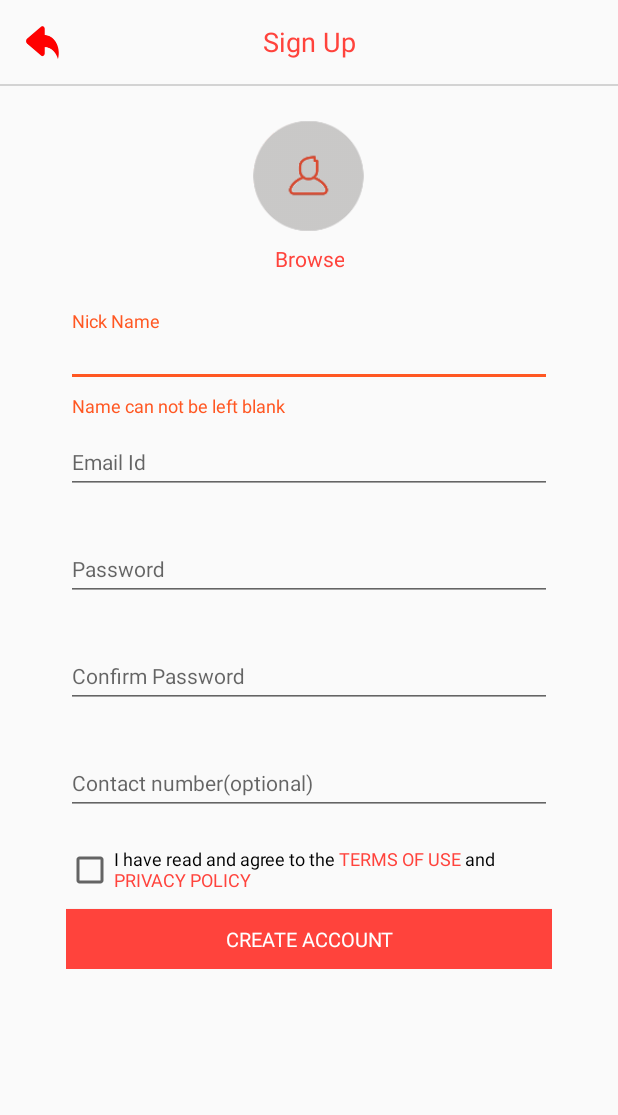
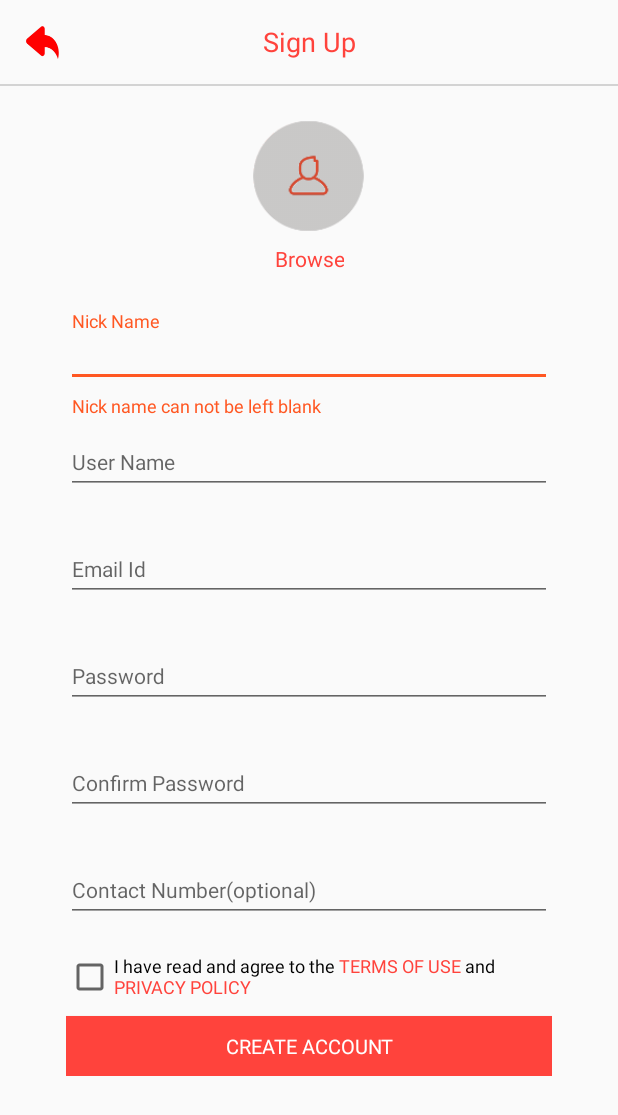
Before and after one commit to kshitizNandan/secreto, an Android app: the SignUpActivity screen opened directly, with no data from a screen before it, after a tap on "CREATE ACCOUNT", on a phone screen of 412 x 824 dp. Shown: the top 1115 px of the screen. Run offline under Robolectric (Android 15) with nearby library versions, the phone set to English and light mode, and no system bars; our stand-ins replace ButterKnife, Volley; libraries missing offline, so code that uses them is left out: com.theartofdev.edmodo; network calls fail; pictures from the network do not load.

Commit message:
Merge branch 'master' of https://github.com/kshitizNandan/secreto
# Conflicts:
#	Secreto/app/src/main/java/com/secreto/data/DataManager.java

```diff
--- a/Secreto/app/src/main/AndroidManifest.xml
+++ b/Secreto/app/src/main/AndroidManifest.xml
@@ -78,7 +78,7 @@
             android:name=".activities.SignUpActivity"
             android:screenOrientation="portrait"
             android:theme="@style/AppTheme.NoActionBar"
-            android:windowSoftInputMode="adjustPan|stateHidden" />
+            android:windowSoftInputMode="adjustResize|stateHidden" />
         <activity
             android:name=".activities.LoginActivity"
             android:screenOrientation="portrait"
@@ -103,7 +103,7 @@
             android:name=".activities.CreateMessageActivity"
             android:screenOrientation="portrait"
             android:theme="@style/AppTheme.NoActionBar"
-            android:windowSoftInputMode="stateHidden"></activity>
+            android:windowSoftInputMode="stateHidden" />
     </application>
 
 </manifest>
--- a/Secreto/app/src/main/java/com/secreto/activities/CreateMessageActivity.java
+++ b/Secreto/app/src/main/java/com/secreto/activities/CreateMessageActivity.java
@@ -73,7 +73,7 @@ public class CreateMessageActivity extends BaseActivityWithActionBar {
         } else {
             if (Common.isOnline(this)) {
                 progressDialog.show();
-                String userId = "";
+                String userId = "79";
                 String messageClue = "";
                 DataManager.getInstance().sendMessage(userId, message, messageClue, new ResultListenerNG<BaseResponse>() {
                     @Override
--- a/Secreto/app/src/main/java/com/secreto/activities/EditProfileActivity.java
+++ b/Secreto/app/src/main/java/com/secreto/activities/EditProfileActivity.java
@@ -14,7 +14,6 @@ import android.widget.Toast;
 
 import com.android.volley.VolleyError;
 import com.secreto.R;
-import com.secreto.base_activities.BaseActivityWithActionBar;
 import com.secreto.base_activities.ImagePickerActivity;
 import com.secreto.common.Common;
 import com.secreto.data.DataManager;
@@ -152,7 +151,7 @@ public class EditProfileActivity extends ImagePickerActivity {
         String name = etName.getText().toString();
         String mobile = etMobile.getText().toString();
         if (TextUtils.isEmpty(name)) {
-            Toast.makeText(this, R.string.name_can_not_be_left_blank, Toast.LENGTH_SHORT).show();
+            Toast.makeText(this, R.string.nick_name_can_not_be_left_blank, Toast.LENGTH_SHORT).show();
         } else if (!TextUtils.isEmpty(mobile)) {
             Toast.makeText(this, R.string.mobile_phone_number_can_not_be_left_blank, Toast.LENGTH_SHORT).show();
         } else if (mobile.length() < 10) {
--- a/Secreto/app/src/main/java/com/secreto/activities/SignUpActivity.java
+++ b/Secreto/app/src/main/java/com/secreto/activities/SignUpActivity.java
@@ -41,6 +41,8 @@ public class SignUpActivity extends ImagePickerActivity {
     private static final String TAG = SignUpActivity.class.getSimpleName();
     @BindView(R.id.etName)
     EditText etName;
+    @BindView(R.id.etUserName)
+    EditText etUserName;
     @BindView(R.id.etEmail)
     EditText etEmail;
     @BindView(R.id.etPassword)
@@ -59,6 +61,8 @@ public class SignUpActivity extends ImagePickerActivity {
     TextInputLayout textInputLayoutName;
     @BindView(R.id.input_layout_email_editText)
     TextInputLayout textInputLayoutEmail;
+    @BindView(R.id.input_layout_userName_editText)
+    TextInputLayout textInputLayoutuserName;
     @BindView(R.id.input_layout_password_editText)
     TextInputLayout textInputLayoutPassword;
     @BindView(R.id.input_layout_confirmPass_editText)
@@ -120,6 +124,9 @@ public class SignUpActivity extends ImagePickerActivity {
                     case R.id.etName:
                         textInputLayoutName.setError("");
                         break;
+                    case R.id.etUserName:
+                        textInputLayoutuserName.setError("");
+                        break;
                     case R.id.etEmail:
                         textInputLayoutEmail.setError("");
                         break;
@@ -137,6 +144,7 @@ public class SignUpActivity extends ImagePickerActivity {
             }
         }
         etName.addTextChangedListener(new GenericTextWatcher(etName));
+        etUserName.addTextChangedListener(new GenericTextWatcher(etUserName));
         etEmail.addTextChangedListener(new GenericTextWatcher(etEmail));
         etPassword.addTextChangedListener(new GenericTextWatcher(etPassword));
         etConfirmPassword.addTextChangedListener(new GenericTextWatcher(etConfirmPassword));
@@ -151,12 +159,15 @@ public class SignUpActivity extends ImagePickerActivity {
     @OnClick(R.id.btnCreateAccount)
     void onClickCreateAccount() {
         String name = etName.getText().toString();
+        String userName = etUserName.getText().toString().trim();
         String email = etEmail.getText().toString().trim();
         String password = etPassword.getText().toString().trim();
         String confirmPassword = etConfirmPassword.getText().toString().trim();
         String mobile = etMobile.getText().toString();
         if (TextUtils.isEmpty(name)) {
-            textInputLayoutName.setError(getString(R.string.name_can_not_be_left_blank));
+            textInputLayoutName.setError(getString(R.string.nick_name_can_not_be_left_blank));
+        } else if (TextUtils.isEmpty(userName)) {
+            textInputLayoutuserName.setError(getString(R.string.user_name_can_not_be_left_blank));
         } else if (TextUtils.isEmpty(email)) {
             textInputLayoutEmail.setError(getString(R.string.email_id_can_not_be_left_blank));
         } else if (!Common.isValidEmail(email)) {
@@ -172,7 +183,7 @@ public class SignUpActivity extends ImagePickerActivity {
         } else {
             if (Common.isOnline(this)) {
                 progressDialog.show();
-                DataManager.getInstance().signUp(name, email, password, mobile, new ResultListenerNG<UserResponse>() {
+                DataManager.getInstance().signUp(name,userName, email, password, mobile, new ResultListenerNG<UserResponse>() {
                     @Override
                     public void onSuccess(UserResponse response) {
                         Logger.d(TAG, "signUp onSuccess : " + response);
--- a/Secreto/app/src/main/java/com/secreto/common/ApiConstants.java
+++ b/Secreto/app/src/main/java/com/secreto/common/ApiConstants.java
@@ -11,4 +11,5 @@ public class ApiConstants {
     public static final String MESSAGE = "message";
     public static final String MESSAGE_CLUE = "messageClue";
     public static final String FROM_USER_ID = "fromUserId";
+    public static final String USER_NAME = "userName";
 }
--- a/Secreto/app/src/main/java/com/secreto/common/Constants.java
+++ b/Secreto/app/src/main/java/com/secreto/common/Constants.java
@@ -4,6 +4,7 @@ public class Constants {
     public static final String IMAGE = "image";
     public static final String SENT = "Sent";
     public static final String RECEIVED = "Received";
+    public static final String MESSAGE_TYPE = "MessageType";
 
     public class SocialType {
         public static final String FACEBOOK = "FACEBOOK";
--- a/Secreto/app/src/main/res/layout/activity_sign_up.xml
+++ b/Secreto/app/src/main/res/layout/activity_sign_up.xml
@@ -61,6 +61,21 @@
             </android.support.design.widget.TextInputLayout>
 
             <android.support.design.widget.TextInputLayout
+                android:id="@+id/input_layout_userName_editText"
+                style="@style/DefaultTextInputLayoutStyle"
+                app:errorEnabled="true"
+                app:hintEnabled="true">
+
+                <com.secreto.widgets.CustomFontEditText
+                    android:id="@+id/etUserName"
+                    style="@style/DefaultEditTextStyle"
+                    android:hint="@string/user_name"
+                    android:imeOptions="actionNext"
+                    android:inputType="textEmailAddress" />
+
+            </android.support.design.widget.TextInputLayout>
+
+            <android.support.design.widget.TextInputLayout
                 android:id="@+id/input_layout_email_editText"
                 style="@style/DefaultTextInputLayoutStyle"
                 app:errorEnabled="true"
@@ -74,6 +89,7 @@
                     android:inputType="textEmailAddress" />
 
             </android.support.design.widget.TextInputLayout>
+
 
             <android.support.design.widget.TextInputLayout
                 android:id="@+id/input_layout_password_editText"
--- a/Secreto/app/src/main/res/values/strings.xml
+++ b/Secreto/app/src/main/res/values/strings.xml
@@ -30,6 +30,7 @@
     <string name="login">Login</string>
     <string name="dont_have_an_account"><![CDATA[<xml><blue-regular>Don\'t have an account? </blue-regular><dark-blue-bold><u>SIGN UP</u></dark-blue-bold></xml>]]></string>
     <string name="password_can_not_be_left_blank">Password can not be left blank.</string>
+    <string name="user_name_can_not_be_left_blank">User name can not be left blank</string>
     <string name="email_id_can_not_be_left_blank">Email id can not be left blank</string>
     <string name="invalid_email_id_format">Invalid email format</string>
     <string name="logout">Logout</string>
@@ -39,7 +40,7 @@
     <string name="first_name">First Name</string>
     <string name="last_name">Last Name</string>
     <string name="confirm_password">Confirm Password</string>
-    <string name="contact_number">Contact number(optional)</string>
+    <string name="contact_number">Contact Number(optional)</string>
     <string name="first_name_can_not_be_left_blank">First Name can not be left blank.</string>
     <string name="entered_first_name_is_invalid">Entered First Name  is invalid.</string>
     <string name="last_name_can_not_be_left_blank">Last Name can not be left blank.</string>
@@ -57,7 +58,7 @@
     <string name="terms_of_use">Terms Of Use</string>
     <string name="privacy_policy">Privacy Policy</string>
     <string name="name">Nick Name</string>
-    <string name="name_can_not_be_left_blank">Name can not be left blank</string>
+    <string name="nick_name_can_not_be_left_blank">Nick name can not be left blank</string>
     <string name="user_successfully_registered">User successfully registered</string>
     <string name="settings">Settings</string>
     <string name="about_us">About us</string>
@@ -87,5 +88,6 @@
     <!-- TODO: Remove or change this placeholder text -->
     <string name="hello_blank_fragment">Hello blank fragment</string>
     <string name="message_can_not_be_left_blank">Message can not be left blank</string>
+    <string name="user_name">User Name</string>
 
 </resources>
```
Also changed, not shown: Secreto/app/src/main/java/com/secreto/data/DataManager.java (+6 -4 lines), Secreto/app/src/main/java/com/secreto/fragments/SentReceivedMessagesFragment.java (+7 -9 lines).
